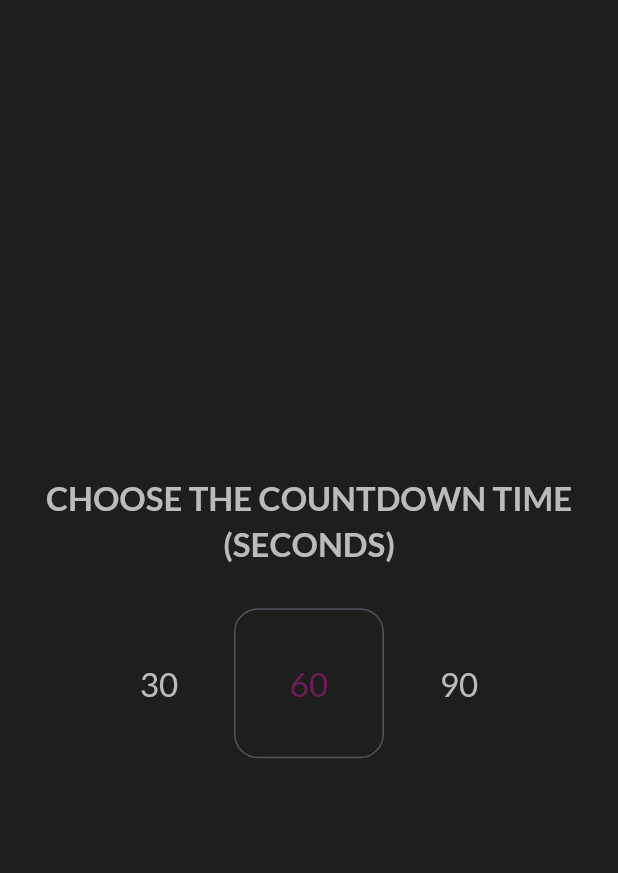
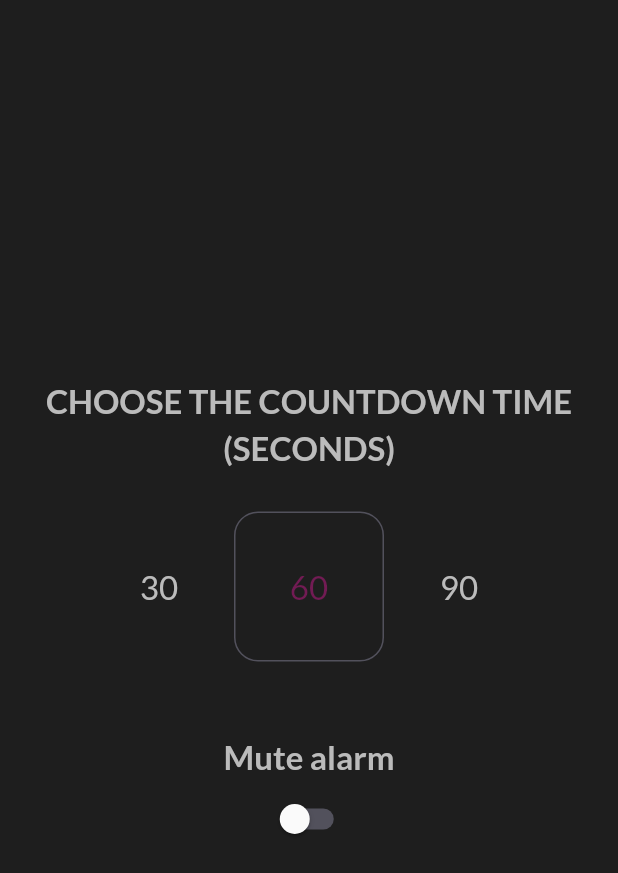
Before and after one commit to Emanuel-DSC/Random-Letter-Generator-Stop, a Flutter app: the TimerSettings screen opened directly, on a phone screen of 412 x 824 dp. Shown: the top 873 px of the screen. Run offline on Flutter 3.47's test engine with Material 2 defaults, Android fonts, the light colour scheme and no system bars; drawn by our look-alikes of numberpicker; our stand-ins replace circular_countdown_timer, font_awesome_flutter, google_fonts, hidden_drawer_menu; missing offline and left inert: flutter_ringtone_player.

Commit message:
Alarm mute

```diff
--- a/lib/screens/drawer.dart
+++ b/lib/screens/drawer.dart
@@ -3,7 +3,7 @@ import 'package:hidden_drawer_menu/hidden_drawer_menu.dart';
 import 'package:stop/constants.dart';
 import 'package:stop/screens/categories.dart';
 import 'package:stop/screens/home.dart';
-import 'package:stop/screens/timer_settings.dart';
+import 'package:stop/screens/timer.dart';
 
 class SideDrawer extends StatefulWidget {
   const SideDrawer({Key? key}) : super(key: key);
--- a/lib/screens/home.dart
+++ b/lib/screens/home.dart
@@ -1,7 +1,6 @@
 import 'package:circular_countdown_timer/circular_countdown_timer.dart';
 import 'package:flutter/material.dart';
 import 'package:font_awesome_flutter/font_awesome_flutter.dart';
-import 'package:stop/screens/timer_settings.dart';
 import 'package:stop/widgets/circle_button.dart';
 import 'package:stop/constants.dart';
 import 'package:stop/widgets/lato_text.dart';
@@ -58,10 +57,6 @@ class _MyHomePageState extends State<MyHomePage> {
       letter = supportLetter;
       list.remove(supportLetter);
       _controller.start();
-
-      if (TimerSettingsState.currentHorizontalIntValue == 0) {
-        MyHomePage.reset = true;
-      }
 
       if (list.isEmpty) {
         showDialog(
--- a/lib/screens/timer_settings.dart
+++ b/lib/screens/timer.dart
@@ -2,17 +2,19 @@ import 'package:flutter/material.dart';
 import 'package:numberpicker/numberpicker.dart';
 import 'package:stop/constants.dart';
 import 'package:stop/widgets/lato_text.dart';
+import 'package:stop/widgets/my_timer.dart';
 
 class TimerSettings extends StatefulWidget {
-   const TimerSettings({super.key});
+  const TimerSettings({super.key});
 
   @override
   State<TimerSettings> createState() => TimerSettingsState();
 }
 
 class TimerSettingsState extends State<TimerSettings> {
- // create TimeOfDay variable
+  // create TimeOfDay variable
   static int currentHorizontalIntValue = 60;
+  bool isSwitched = false;
 
   @override
   Widget build(BuildContext context) {
@@ -29,8 +31,8 @@ class TimerSettingsState extends State<TimerSettings> {
             textStyle: myTextStyle,
             selectedTextStyle: mySelectedTextStyle,
             value: currentHorizontalIntValue,
-            minValue: 0,
-            maxValue: 180,
+            minValue: 30,
+            maxValue: 300,
             step: 30,
             itemHeight: 100,
             axis: Axis.horizontal,
@@ -41,6 +43,25 @@ class TimerSettingsState extends State<TimerSettings> {
               border: Border.all(color: kButtonColor),
             ),
           ),
+          const SizedBox(height: 50),
+          const LatoText(size: 22, text: 'Mute alarm'),
+          const SizedBox(height: 5),
+          Switch(
+            activeColor: kResetColor,
+            inactiveTrackColor: kButtonColor,
+            value: isSwitched,
+            onChanged: (value) {
+              setState(() {
+                isSwitched = value;
+                if (isSwitched == false) {
+                  MyTimer.vol = 0;
+                }
+                else {
+                  MyTimer.vol = 1;
+                }
+              });
+            },
+          ),
           Row(
             mainAxisAlignment: MainAxisAlignment.center,
           ),
```
Also changed, not shown: lib/widgets/my_timer.dart (+5 -4 lines).
